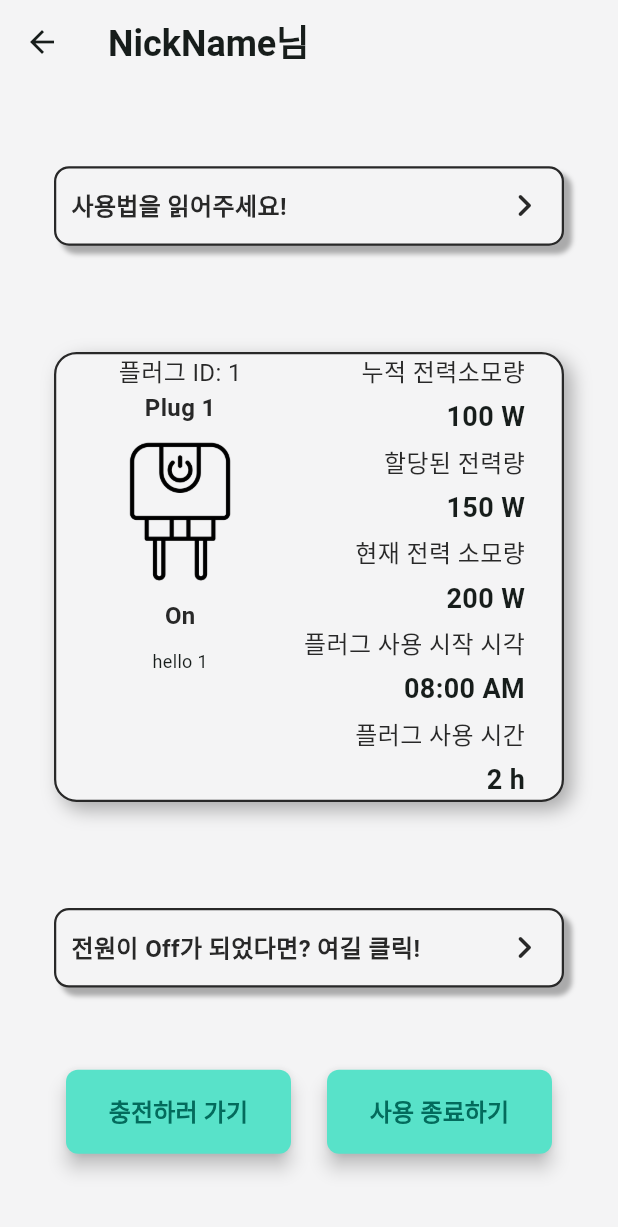
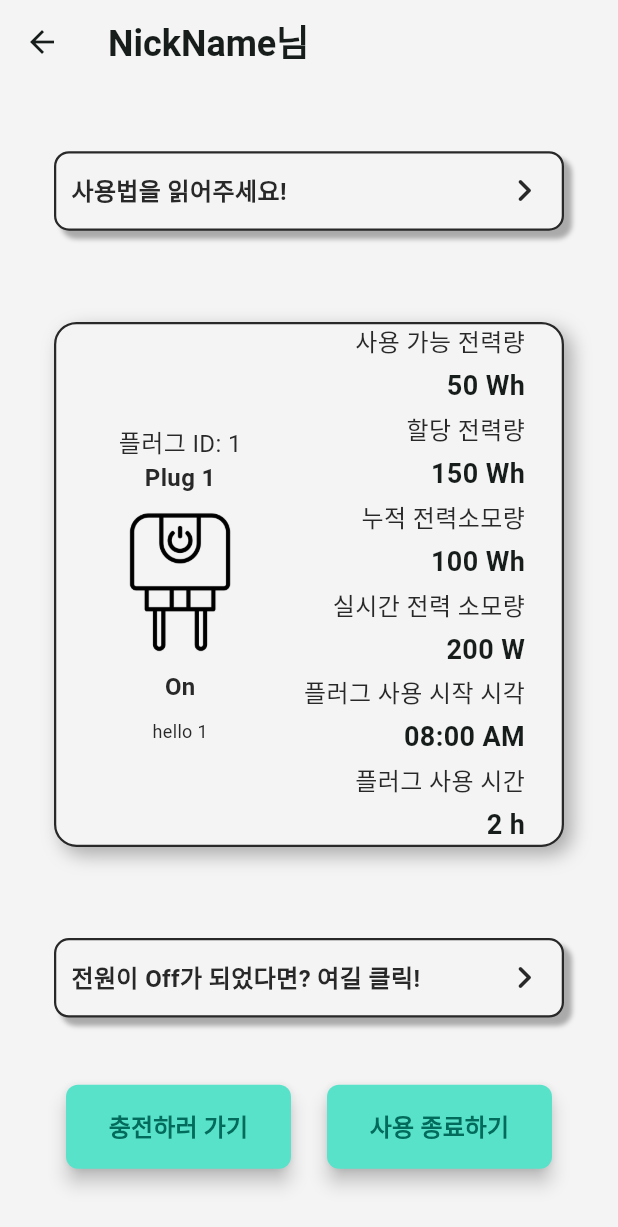
Before and after one commit to CAU-Capstone-PPL/CafePlugGuardian-WebClient, a Flutter app: the HomeScreen screen opened by its route, on a phone screen of 412 x 824 dp. Shown: the top 1227 px of the screen. Run offline on Flutter 3.47's test engine with Material 2 defaults, Android fonts, the light colour scheme and no system bars; Roboto replaces fonts that are missing (Gmarket).

Commit message:
feat: 플러그 전력 정보 위젯화 + 남은 전력량 추가

```diff
--- a/lib/main.dart
+++ b/lib/main.dart
@@ -27,7 +27,7 @@ class MyApp extends StatelessWidget {
       routes: {
         '/': (context) => const LoginScreen(),
         '/home': (context) => const HomeScreen(
-              plugId: '1',
+              plugId: 1,
             ),
         '/pinInput': (context) => const PinInputScreen(),
         '/alert': (context) => const AlertScreen(),
--- a/lib/models/plug_detail_model.dart
+++ b/lib/models/plug_detail_model.dart
@@ -1,13 +1,7 @@
 class PlugDetatilModel {
-  final String plugId,
-      plugName,
-      onOff,
-      startTime,
-      runningTime,
-      usedPower,
-      assignPower,
-      plugDescription,
-      realTimePower;
+  final String plugName, onOff, startTime, runningTime, plugDescription;
+
+  final int plugId, usedPower, assignPower, realTimePower;
 
   PlugDetatilModel.fromJson(Map<String, dynamic> json)
       : plugId = json['plugId'],
--- a/lib/screens/home_screen.dart
+++ b/lib/screens/home_screen.dart
@@ -4,9 +4,10 @@ import 'package:webclient/services/api_test.dart';
 import 'package:webclient/style.dart';
 import 'package:webclient/widgets/custom_button_widget.dart';
 import 'package:webclient/widgets/page_entry_button_widget.dart';
+import 'package:webclient/widgets/plug_power_info.dart';
 
 class HomeScreen extends StatefulWidget {
-  final String plugId;
+  final int plugId;
   const HomeScreen({super.key, required this.plugId});
 
   @override
@@ -53,7 +54,7 @@ class _HomeScreenState extends State<HomeScreen> {
                       crossAxisAlignment: CrossAxisAlignment.start,
                       children: [
                         Container(
-                          height: 300,
+                          height: 350,
                           decoration: BoxDecoration(
                             border:
                                 Border.all(color: AppColor.text, width: 1.5),
@@ -71,6 +72,7 @@ class _HomeScreenState extends State<HomeScreen> {
                             mainAxisAlignment: MainAxisAlignment.spaceEvenly,
                             children: [
                               Column(
+                                mainAxisAlignment: MainAxisAlignment.center,
                                 children: [
                                   NormalText(
                                       content:
@@ -87,38 +89,17 @@ class _HomeScreenState extends State<HomeScreen> {
                                   const SizedBox(
                                     height: 10,
                                   ),
-                                  Text(
-                                    snapshot.data!.plugDescription,
-                                    style: const TextStyle(
-                                      fontSize: 12,
-                                    ),
+                                  CaptionText(
+                                    content: snapshot.data!.plugDescription,
                                   ),
                                 ],
                               ),
-                              Column(
-                                mainAxisAlignment:
-                                    MainAxisAlignment.spaceBetween,
-                                crossAxisAlignment: CrossAxisAlignment.end,
-                                children: [
-                                  const NormalText(content: '누적 전력소모량'),
-                                  TitleText(
-                                      content: '${snapshot.data!.usedPower} W'),
-                                  const NormalText(content: '할당된 전력량'),
-                                  TitleText(
-                                      content:
-                                          '${snapshot.data!.assignPower} W'),
-                                  const NormalText(content: '현재 전력 소모량'),
-                                  TitleText(
-                                      content:
-                                          '${snapshot.data!.realTimePower} W'),
-                                  const NormalText(content: '플러그 사용 시작 시각'),
-                                  TitleText(content: snapshot.data!.startTime),
-                                  const NormalText(content: '플러그 사용 시간'),
-                                  TitleText(
-                                      content:
-                                          '${snapshot.data!.runningTime} h'),
-                                ],
-                              ),
+                              PlugPowerInfo(
+                                  assignPower: snapshot.data!.assignPower,
+                                  usedPower: snapshot.data!.usedPower,
+                                  realTimePower: snapshot.data!.realTimePower,
+                                  startTime: snapshot.data!.startTime,
+                                  runningTime: snapshot.data!.runningTime),
                             ],
                           ),
                         ),
@@ -161,45 +142,3 @@ class _HomeScreenState extends State<HomeScreen> {
     );
   }
 }
-
-class Button extends StatelessWidget {
-  final String content;
-  final void Function() onTap;
-  const Button({
-    super.key,
-    required this.content,
-    required this.onTap,
-  });
-
-  @override
-  Widget build(BuildContext context) {
-    return GestureDetector(
-      onTap: onTap,
-      child: Padding(
-        padding: const EdgeInsets.all(16.0),
-        child: Container(
-          alignment: Alignment.center,
-          width: 150,
-          decoration: BoxDecoration(
-            border: Border.all(color: AppColor.text, width: 1.5),
-            borderRadius: BorderRadius.circular(10),
-            color: AppColor.background,
-            boxShadow: [
-              BoxShadow(
-                blurRadius: 2,
-                offset: const Offset(5, 5),
-                color: Colors.black.withOpacity(0.3),
-              ),
-            ],
-          ),
-          child: Padding(
-            padding: const EdgeInsets.all(10.0),
-            child: BoldText(
-              content: content,
-            ),
-          ),
-        ),
-      ),
-    );
-  }
-}
--- a/lib/services/api_test.dart
+++ b/lib/services/api_test.dart
@@ -3,7 +3,7 @@ import 'package:webclient/models/plug_detail_model.dart';
 import 'package:webclient/services/data_test.dart';
 
 class ApiTest {
-  static Future<PlugDetatilModel> testGetPlugById(String id) async {
+  static Future<PlugDetatilModel> testGetPlugById(int id) async {
     Map<String, dynamic> plugDataById =
         dummyDataPlugDetail.firstWhere((e) => e['plugId'] == id);
     return PlugDetatilModel.fromJson(plugDataById);
--- a/lib/services/data_test.dart
+++ b/lib/services/data_test.dart
@@ -1,146 +1,146 @@
 const List<Map<String, dynamic>> dummyDataPlugDetail = [
   {
-    'plugId': '1',
+    'plugId': 1,
     'plugName': 'Plug 1',
     'onOff': 'On',
     'startTime': '08:00 AM',
     'runningTime': '2',
-    'usedPower': '100',
-    'assignPower': '150',
+    'usedPower': 100,
+    'assignPower': 150,
     'plugDescription': 'hello 1',
-    'realTimePower': '200'
+    'realTimePower': 200
   },
   {
-    'plugId': '2',
+    'plugId': 2,
     'plugName': 'Plug 2',
     'onOff': 'Off',
     'startTime': '',
     'runningTime': '',
-    'usedPower': '',
-    'assignPower': '',
+    'usedPower': 0,
+    'assignPower': 0,
     'plugDescription': 'hello 2',
-    'realTimePower': ''
+    'realTimePower': 0
   },
   {
-    'plugId': '3',
+    'plugId': 3,
     'plugName': 'Plug 3',
     'onOff': 'On',
     'startTime': '03:45 PM',
     'runningTime': '3',
-    'usedPower': '120',
-    'assignPower': '200',
+    'usedPower': 120,
+    'assignPower': 200,
     'plugDescription': 'hello 3',
-    'realTimePower': '50'
+    'realTimePower': 50
   },
   {
-    'plugId': '4',
+    'plugId': 4,
     'plugName': 'Plug 4',
     'onOff': 'On',
     'startTime': '09:15 AM',
     'runningTime': '1.5',
-    'usedPower': '80',
-    'assignPower': '110',
+    'usedPower': 80,
+    'assignPower': 110,
     'plugDescription': 'hello 4',
-    'realTimePower': '60'
+    'realTimePower': 60
   },
   {
-    'plugId': '5',
+    'plugId': 5,
     'plugName': 'Plug 5',
     'onOff': 'Off',
     'startTime': '',
     'runningTime': '',
-    'usedPower': '',
-    'assignPower': '',
+    'usedPower': 0,
+    'assignPower': 0,
     'plugDescription': 'hello 5',
-    'realTimePower': ''
+    'realTimePower': 0
   },
   {
-    'plugId': '6',
+    'plugId': 6,
     'plugName': 'Plug 6',
     'onOff': 'On',
     'startTime': '04:30 PM',
     'runningTime': '2',
-    'usedPower': '110',
-    'assignPower': '150',
+    'usedPower': 110,
+    'assignPower': 150,
     'plugDescription': 'hello 6',
-    'realTimePower': '80'
+    'realTimePower': 80
   },
   {
-    'plugId': '7',
+    'plugId': 7,
     'plugName': 'Plug 7',
     'onOff': 'On',
     'startTime': '11:45 AM',
     'runningTime': '2.5',
-    'usedPower': '95',
-    'assignPower': '130',
+    'usedPower': 95,
+    'assignPower': 130,
     'plugDescription': 'hello 7',
-    'realTimePower': '120'
+    'realTimePower': 120
   },
   {
-    'plugId': '8',
+    'plugId': 8,
     'plugName': 'Plug 8',
     'onOff': 'Off',
     'startTime': '',
     'runningTime': '',
-    'usedPower': '',
-    'assignPower': '',
+    'usedPower': 0,
+    'assignPower': 0,
     'plugDescription': 'hello 8',
-    'realTimePower': ''
+    'realTimePower': 0
   },
   {
-    'plugId': '9',
+    'plugId': 9,
     'plugName': 'Plug 9',
     'onOff': 'On',
     'startTime': '06:00 AM',
     'runningTime': '4',
-    'usedPower': '150',
-    'assignPower': '180',
+    'usedPower': 150,
+    'assignPower': 180,
     'plugDescription': 'hello 9',
-    'realTimePower': '210'
+    'realTimePower': 210
   },
   {
-    'plugId': '10',
+    'plugId': 10,
     'plugName': 'Plug 10',
     'onOff': 'Off',
     'startTime': '',
     'runningTime': '',
-    'usedPower': '',
-    'assignPower': '',
+    'usedPower': 0,
+    'assignPower': 0,
     'plugDescription': 'hello 10',
-    'realTimePower': ''
+    'realTimePower': 0
   },
   {
-    'plugId': '11',
+    'plugId': 11,
     'plugName': 'Plug 11',
     'onOff': 'On',
     'startTime': '07:30 AM',
     'runningTime': '3',
-    'usedPower': '120',
-    'assignPower': '160',
+    'usedPower': 120,
+    'assignPower': 160,
     'plugDescription': 'hello 11',
-    'realTimePower': '211W'
+    'realTimePower': 211
   },
   {
-    'plugId': '12',
+    'plugId': 12,
     'plugName': 'Plug 12',
     'onOff': 'On',
     'startTime': '10:00 AM',
     'runningTime': '1.5',
-    'usedPower': '70',
-    'assignPower': '100',
+    'usedPower': 70,
+    'assignPower': 100,
     'plugDescription': 'hello 12',
-    'realTimePower': '223W'
+    'realTimePower': 223
   },
   {
-    'plugId': '13',
+    'plugId': 13,
     'plugName': 'Plug 13',
     'onOff': 'Off',
     'startTime': '',
     'runningTime': '',
-    'usedPower': '',
-    'assignPower': '',
+    'usedPower': 0,
+    'assignPower': 0,
     'plugDescription': 'hello 13',
-    'realTimePower': ''
+    'realTimePower': 0
   }
 ];
 
--- a/lib/style.dart
+++ b/lib/style.dart
@@ -6,6 +6,19 @@ class AppColor extends Color {
   static const background = Color(0xFFF4F4F5);
   static const main = Color(0xFF58E2C9);
   static const text = Color(0xFF282828);
+}
+
+class CaptionText extends StatelessWidget {
+  final String content;
+  const CaptionText({super.key, required this.content});
+
+  @override
+  Widget build(BuildContext context) {
+    return Text(
+      content,
+      style: const TextStyle(fontSize: 12, color: AppColor.text),
+    );
+  }
 }
 
 class BoldText extends StatelessWidget {
--- /dev/null
+++ b/lib/widgets/plug_power_info.dart
@@ -0,0 +1,38 @@
+import 'package:flutter/material.dart';
+import 'package:webclient/style.dart';
+
+class PlugPowerInfo extends StatelessWidget {
+  int assignPower, usedPower, realTimePower;
+  String startTime, runningTime;
+
+  PlugPowerInfo({
+    super.key,
+    required this.assignPower,
+    required this.usedPower,
+    required this.realTimePower,
+    required this.startTime,
+    required this.runningTime,
+  });
+
+  @override
+  Widget build(BuildContext context) {
+    return Column(
+      mainAxisAlignment: MainAxisAlignment.spaceBetween,
+      crossAxisAlignment: CrossAxisAlignment.end,
+      children: [
+        const NormalText(content: '사용 가능 전력량'),
+        TitleText(content: '${assignPower - usedPower} Wh'),
+        const NormalText(content: '할당 전력량'),
+        TitleText(content: '$assignPower Wh'),
+        const NormalText(content: '누적 전력소모량'),
+        TitleText(content: '$usedPower Wh'),
+        const NormalText(content: '실시간 전력 소모량'),
+        TitleText(content: '$realTimePower W'),
+        const NormalText(content: '플러그 사용 시작 시각'),
+        TitleText(content: startTime),
+        const NormalText(content: '플러그 사용 시간'),
+        TitleText(content: '$runningTime h'),
+      ],
+    );
+  }
+}
```
